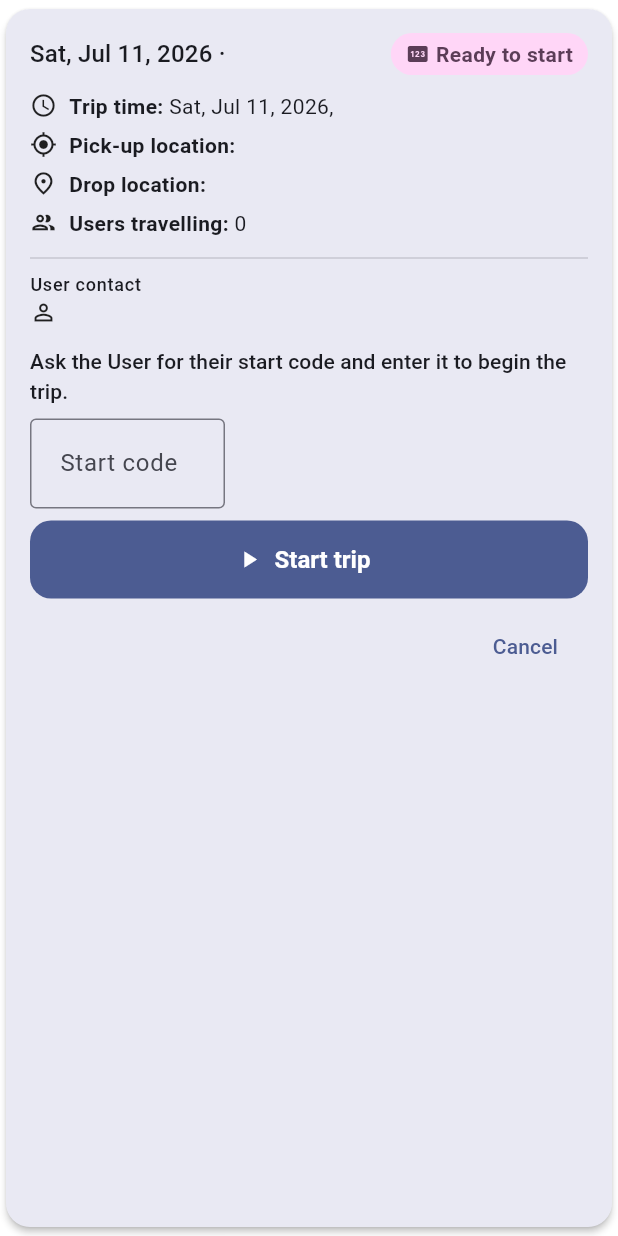
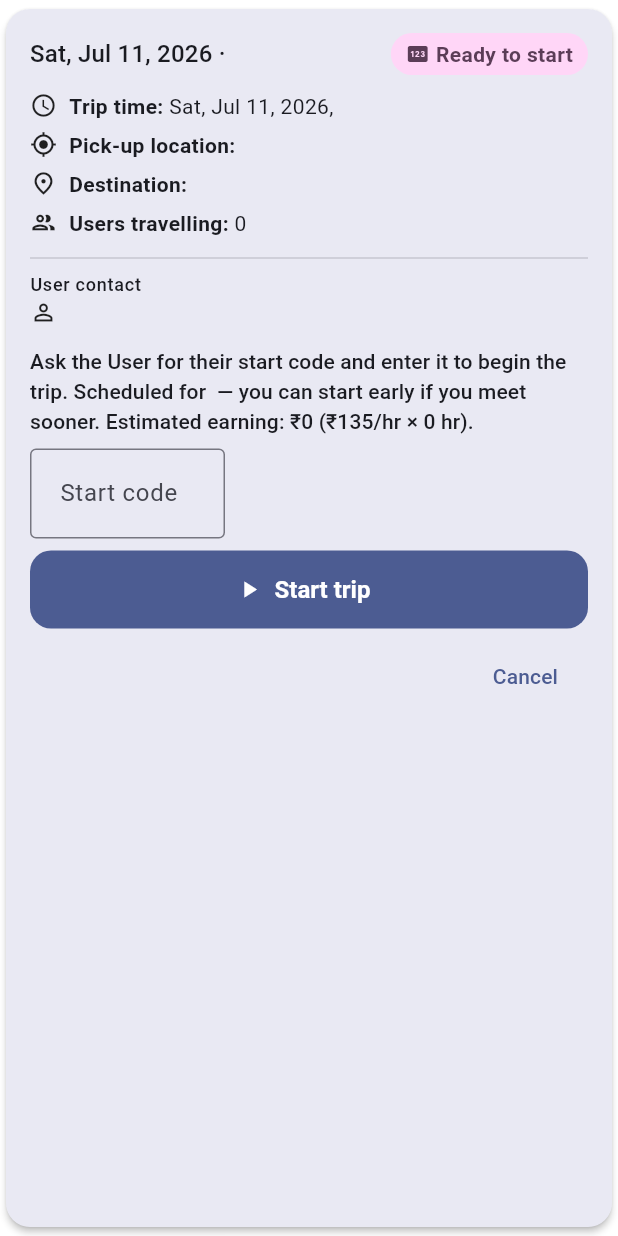
Before and after one commit to saurabhprasad20/TravAcs, a Flutter app: the _TripCard widget shown alone on an empty page, opened directly with empty values, on a phone screen of 412 x 824 dp. Run offline on Flutter 3.47's test engine with Material 3 defaults, Android fonts, the phone set to English and light mode, and no system bars; our stand-ins replace cloud_firestore, cloud_functions, firebase_auth, firebase_core, firebase_crashlytics, firebase_messaging and 3 more; missing offline and left inert: razorpay_flutter; accounts and stored records are empty; generated files the repository leaves out were written again.

Commit message:
Allow early trip start + relabel 'Drop location' to 'Destination'
- startTrip: drop the 'cannot start before scheduled time' guard so the
  TravAcser can start whenever they meet the User (often before the scheduled
  time). Billing already runs from the recorded startedAt, so early starts bill
  correctly. Client (my_trips): the start-code entry now shows for any assigned
  trip with no pending reschedule, with copy noting you can start early.
- Relabel 'Drop location' -> 'Destination' on the request card (feed + User
  view) and My Trips; the destination is where the User is going, not a drop
  point. Matches the request form's own 'Destination' wording.
- Updated the startTrip functions test (early start now succeeds).

Validated: analyze clean, 68 app tests, TS build, 21 functions tests.
startTrip deployed to travacs-dev.

Co-Authored-By: Claude Opus 4.8 (1M context) <noreply@anthropic.com>
Co-authored-by: Copilot <223556219+Copilot@users.noreply.github.com>
Copilot-Session: 374704c4-95f0-4653-be78-58b9ad62af57

```diff
--- a/app/lib/presentation/features/shared/request_card.dart
+++ b/app/lib/presentation/features/shared/request_card.dart
@@ -47,7 +47,7 @@ class RequestCard extends StatelessWidget {
                       '$date, $time'),
                   _labeled(context, Icons.my_location, 'Pick-up location',
                       r.meetingPoint),
-                  _labeled(context, Icons.place_outlined, 'Drop location',
+                  _labeled(context, Icons.place_outlined, 'Destination',
                       r.destination),
                   _labeled(context, Icons.group_outlined, 'Users travelling',
                       '${r.numTravellers}'),
--- a/app/lib/presentation/features/volunteer/my_trips_screen.dart
+++ b/app/lib/presentation/features/volunteer/my_trips_screen.dart
@@ -64,6 +64,10 @@ class _TripCard extends ConsumerWidget {
     final now = DateTime.now();
     final inProgress = a.isInProgress(now);
     final awaitingStart = a.awaitingStart(now);
+    // The trip can be started any time after acceptance (parties often meet
+    // early) — as long as it isn't already in progress and there's no pending
+    // reschedule to confirm first. Billing runs from the actual start.
+    final canStart = !inProgress && !a.needsRescheduleConfirm;
 
     return Card(
       child: Padding(
@@ -89,7 +93,7 @@ class _TripCard extends ConsumerWidget {
             _labeled(
                 context, Icons.my_location, 'Pick-up location', a.meetingPoint),
             _labeled(
-                context, Icons.place_outlined, 'Drop location', a.destination),
+                context, Icons.place_outlined, 'Destination', a.destination),
             _labeled(context, Icons.group_outlined, 'Users travelling',
                 '${a.numTravellers}'),
             const Divider(height: 20),
@@ -112,13 +116,16 @@ class _TripCard extends ConsumerWidget {
             Text(
               inProgress
                   ? 'In progress — end the trip when you finish.'
-                  : awaitingStart
-                      ? 'Ask the User for their start code and enter it to begin the trip.'
+                  : canStart
+                      ? 'Ask the User for their start code and enter it to begin '
+                          'the trip. Scheduled for $time — you can start early if '
+                          'you meet sooner. Estimated earning: '
+                          '₹${a.amountInrEstimate} (${a.amountBreakdown}).'
                       : 'Starts at $time. Estimated earning: '
                           '₹${a.amountInrEstimate} (${a.amountBreakdown}).',
               style: Theme.of(context).textTheme.titleSmall,
             ),
-            if (awaitingStart) ...[
+            if (canStart) ...[
               const SizedBox(height: 8),
               _StartCodeEntry(
                 requestId: a.requestId,
```
Also changed, not shown: 2 other files.
